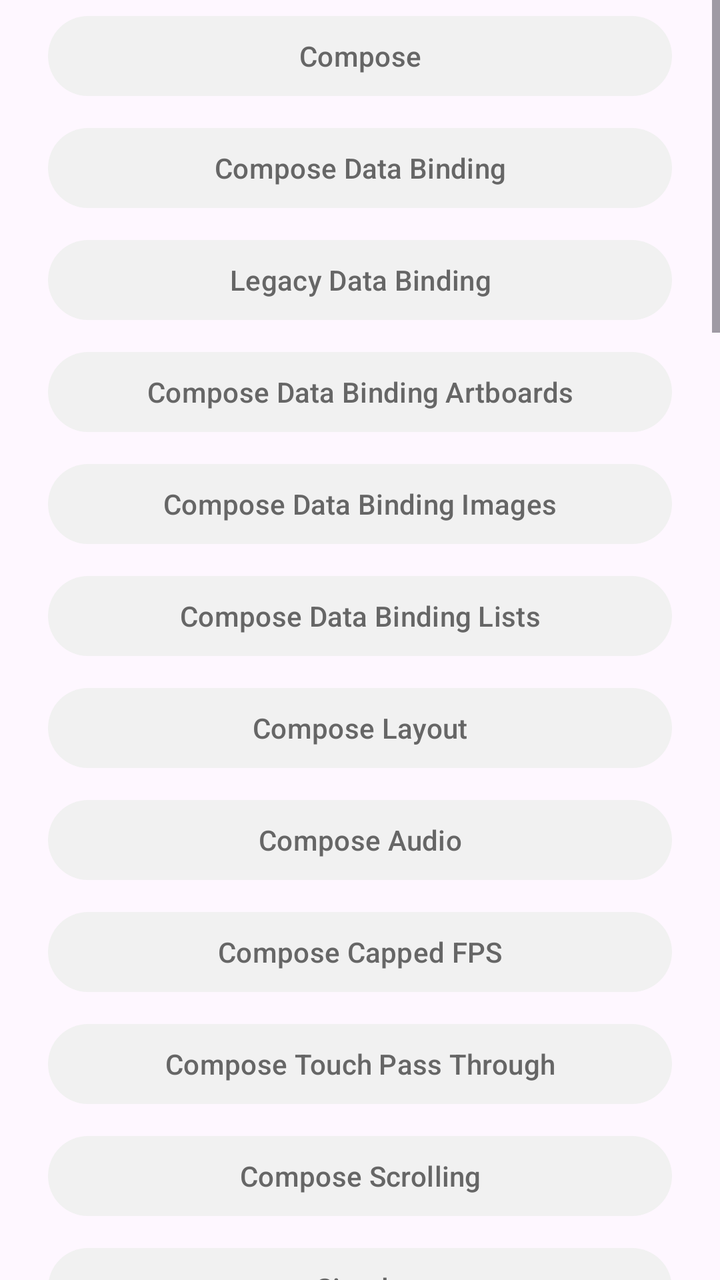
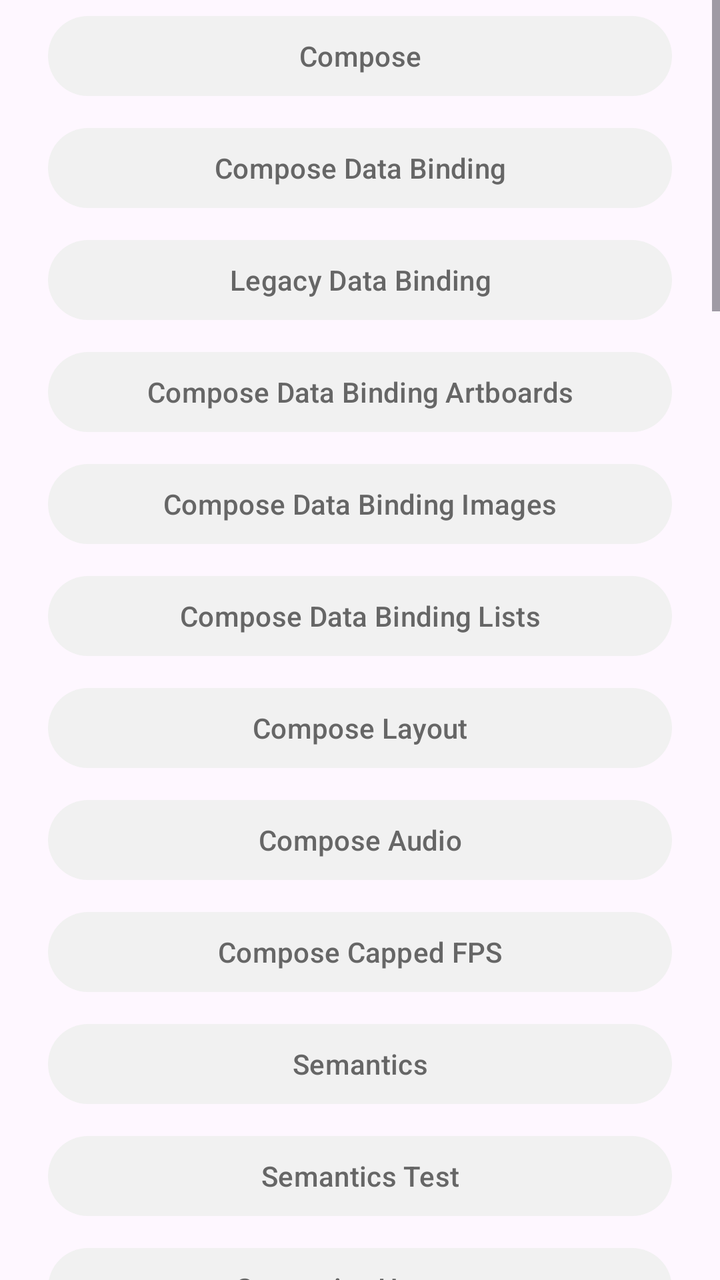

Two renders of the same Android screen: before a commit and after it. Below are the layout's source before the change and the commit's diff.
<!-- AndroidManifest.xml: application theme AppTheme -->
<!-- res/layout/main.xml -->
<?xml version="1.0" encoding="utf-8"?>
<androidx.constraintlayout.widget.ConstraintLayout xmlns:android="http://schemas.android.com/apk/res/android"
    xmlns:tools="http://schemas.android.com/tools"
    android:layout_width="match_parent"
    android:layout_height="match_parent"
    tools:context=".MainActivity">

    <ScrollView
        android:layout_width="match_parent"
        android:layout_height="match_parent">

        <LinearLayout
            android:id="@+id/button_container"
            android:layout_width="fill_parent"
            android:layout_height="wrap_content"
            android:layout_marginHorizontal="24dp"
            android:orientation="vertical">

            <Button
                android:id="@+id/go_compose"
                style="@style/Widget.Material3.Button"
                android:layout_width="match_parent"
                android:layout_height="wrap_content"
                android:layout_marginVertical="4dp"
                android:text="Compose"
                android:textColor="@color/textColorPrimary" />

            <Button
                android:id="@+id/go_compose_data_binding"
                style="@style/Widget.Material3.Button"
                android:layout_width="match_parent"
                android:layout_height="wrap_content"
                android:layout_marginVertical="4dp"
                android:text="Compose Data Binding"
                android:textColor="@color/textColorPrimary" />

            <Button
                android:id="@+id/go_legacy_data_binding"
                style="@style/Widget.Material3.Button"
                android:layout_width="match_parent"
                android:layout_height="wrap_content"
                android:layout_marginVertical="4dp"
                android:text="Legacy Data Binding"
                android:textColor="@color/textColorPrimary" />

            <Button
                android:id="@+id/go_compose_data_binding_artboards"
                style="@style/Widget.Material3.Button"
                android:layout_width="match_parent"
                android:layout_height="wrap_content"
                android:layout_marginVertical="4dp"
                android:text="Compose Data Binding Artboards"
                android:textColor="@color/textColorPrimary" />

            <Button
                android:id="@+id/go_compose_data_binding_images"
                style="@style/Widget.Material3.Button"
                android:layout_width="match_parent"
                android:layout_height="wrap_content"
                android:layout_marginVertical="4dp"
                android:text="Compose Data Binding Images"
                android:textColor="@color/textColorPrimary" />

            <Button
                android:id="@+id/go_compose_data_binding_lists"
                style="@style/Widget.Material3.Button"
                android:layout_width="match_parent"
                android:layout_height="wrap_content"
                android:layout_marginVertical="4dp"
                android:text="Compose Data Binding Lists"
                android:textColor="@color/textColorPrimary" />

            <Button
                android:id="@+id/go_compose_layout"
                style="@style/Widget.Material3.Button"
                android:layout_width="match_parent"
                android:layout_height="wrap_content"
                android:layout_marginVertical="4dp"
                android:text="Compose Layout"
                android:textColor="@color/textColorPrimary" />

            <Button
                android:id="@+id/go_compose_audio"
                style="@style/Widget.Material3.Button"
                android:layout_width="match_parent"
                android:layout_height="wrap_content"
                android:layout_marginVertical="4dp"
                android:text="Compose Audio"
                android:textColor="@color/textColorPrimary" />

            <Button
                android:id="@+id/go_compose_capped_fps"
                style="@style/Widget.Material3.Button"
                android:layout_width="match_parent"
                android:layout_height="wrap_content"
                android:layout_marginVertical="4dp"
                android:text="Compose Capped FPS"
                android:textColor="@color/textColorPrimary" />

            <Button
                android:id="@+id/go_compose_touch_pass_through"
                style="@style/Widget.Material3.Button"
                android:layout_width="match_parent"
                android:layout_height="wrap_content"
                android:layout_marginVertical="4dp"
                android:text="Compose Touch Pass Through"
                android:textColor="@color/textColorPrimary" />

            <Button
                android:id="@+id/go_compose_scrolling"
                style="@style/Widget.Material3.Button"
                android:layout_width="match_parent"
                android:layout_height="wrap_content"
                android:layout_marginVertical="4dp"
                android:text="Compose Scrolling"
                android:textColor="@color/textColorPrimary" />

            <Button
                android:id="@+id/go_simple"
                style="@style/Widget.Material3.Button"
                android:layout_width="fill_parent"
                android:layout_height="wrap_content"
                android:layout_marginVertical="4dp"
                android:text="Simple"
                android:textColor="@color/textColorPrimary" />

            <Button
                android:id="@+id/go_events"
                style="@style/Widget.Material3.Button"
                android:layout_width="fill_parent"
                android:layout_height="wrap_content"
                android:layout_marginVertical="4dp"
                android:text="Events"
                android:textColor="@color/textColorPrimary" />

            <Button
                android:id="@+id/go_interactive_samples"
                style="@style/Widget.Material3.Button"
                android:layout_width="fill_parent"
                android:layout_height="wrap_content"
                android:layout_marginVertical="4dp"
                android:text="Interactive Samples"
                android:textColor="@color/textColorPrimary" />

            <Button
                android:id="@+id/go_multiple_artboards"
                style="@style/Widget.Material3.Button"
                android:layout_width="fill_parent"
                android:layout_height="wrap_content"
                android:layout_marginVertical="4dp"
                android:text="Multiple Artboards"
                android:textColor="@color/textColorPrimary" />

            <Button
                android:id="@+id/go_android_player"
                style="@style/Widget.Material3.Button"
                android:layout_width="fill_parent"
                android:layout_height="wrap_content"
                android:layout_marginVertical="4dp"
                android:text="Android Player"
                android:textColor="@color/textColorPrimary" />

            <Button
                android:id="@+id/go_loop_mode"
                style="@style/Widget.Material3.Button"
                android:layout_width="fill_parent"
                android:layout_height="wrap_content"
                android:layout_marginVertical="4dp"
                android:text="Loop mode"
                android:textColor="@color/textColorPrimary" />

            <Button
                android:id="@+id/go_layout"
                style="@style/Widget.Material3.Button"
                android:layout_width="fill_parent"
                android:layout_height="wrap_content"
                android:layout_marginVertical="4dp"
                android:text="Layout"
                android:textColor="@color/textColorPrimary" />

            <Button
                android:id="@+id/go_fragment"
                style="@style/Widget.Material3.Button"
                android:layout_width="fill_parent"
                android:layout_height="wrap_content"
                android:layout_marginVertical="4dp"
                android:text="Fragment"
                android:textColor="@color/textColorPrimary" />

            <Button
                android:id="@+id/go_low_level"
                style="@style/Widget.Material3.Button"
                android:layout_width="fill_parent"
                android:layout_height="wrap_content"
                android:layout_marginVertical="4dp"
                android:text="Low Level Renderer"
                android:textColor="@color/textColorPrimary" />

            <Button
                android:id="@+id/go_hardware_bitmap_canvas"
                style="@style/Widget.Material3.Button"
                android:layout_width="fill_parent"
                android:layout_height="wrap_content"
                android:layout_marginVertical="4dp"
                android:text="Hardware Bitmap Canvas"
                android:textColor="@color/textColorPrimary" />

            <Button
                android:id="@+id/go_http"
                style="@style/Widget.Material3.Button"
                android:layout_width="fill_parent"
                android:layout_height="wrap_content"
                android:layout_marginVertical="4dp"
                android:text="HTTP"
                android:textColor="@color/textColorPrimary" />

            <Button
                android:id="@+id/go_simple_state_machine"
                style="@style/Widget.Material3.Button"
                android:layout_width="fill_parent"
                android:layout_height="wrap_content"
                android:layout_marginVertical="4dp"
                android:text="State Machine"
                android:textColor="@color/textColorPrimary" />

            <Button
                android:id="@+id/go_nested_input"
                style="@style/Widget.Material3.Button"
                android:layout_width="fill_parent"
                android:layout_height="wrap_content"
                android:layout_marginVertical="4dp"
                android:text="Nested Inputs"
                android:textColor="@color/textColorPrimary" />

            <Button
                android:id="@+id/go_nested_text_run"
                style="@style/Widget.Material3.Button"
                android:layout_width="fill_parent"
                android:layout_height="wrap_content"
                android:layout_marginVertical="4dp"
                android:text="Nested Text Runs"
                android:textColor="@color/textColorPrimary" />

            <Button
                android:id="@+id/go_button"
                style="@style/Widget.Material3.Button"
                android:layout_width="fill_parent"
                android:layout_height="wrap_content"
                android:layout_marginVertical="4dp"
                android:text="Button Presses"
                android:textColor="@color/textColorPrimary" />

            <Button
                android:id="@+id/go_blend"
                style="@style/Widget.Material3.Button"
                android:layout_width="fill_parent"
                android:layout_height="wrap_content"
                android:layout_marginVertical="4dp"
                android:text="Blend Modes"
                android:textColor="@color/textColorPrimary" />

            <Button
                android:id="@+id/go_metrics"
                style="@style/Widget.Material3.Button"
                android:layout_width="fill_parent"
                android:layout_height="wrap_content"
                android:layout_marginVertical="4dp"
                android:text="Metrics"
                android:textColor="@color/textColorPrimary" />

            <Button
                android:id="@+id/go_assets"
                style="@style/Widget.Material3.Button"
                android:layout_width="fill_parent"
                android:layout_height="wrap_content"
                android:layout_marginVertical="4dp"
                android:text="Assets"
                android:textColor="@color/textColorPrimary" />

            <Button
                android:id="@+id/go_recycler"
                style="@style/Widget.Material3.Button"
                android:layout_width="match_parent"
                android:layout_height="wrap_content"
                android:layout_marginVertical="4dp"
                android:text="Recycler"
                android:textColor="@color/textColorPrimary" />

            <Button
                android:id="@+id/go_viewpager"
                style="@style/Widget.Material3.Button"
                android:layout_width="fill_parent"
                android:layout_height="wrap_content"
                android:layout_marginVertical="4dp"
                android:text="ViewPager"
                android:textColor="@color/textColorPrimary" />

            <Button
                android:id="@+id/go_meshes"
                style="@style/Widget.Material3.Button"
                android:layout_width="match_parent"
                android:layout_height="wrap_content"
                android:layout_marginVertical="4dp"
                android:text="Meshes"
                android:textColor="@color/textColorPrimary" />

            <Button
                android:id="@+id/go_viewstub"
                style="@style/Widget.Material3.Button"
                android:layout_width="fill_parent"
                android:layout_height="wrap_content"
                android:layout_marginVertical="4dp"
                android:text="ViewStub"
                android:textColor="@color/textColorPrimary" />

            <Button
                android:id="@+id/go_compose_legacy"
                style="@style/Widget.Material3.Button"
                android:layout_width="fill_parent"
                android:layout_height="wrap_content"
                android:layout_marginVertical="4dp"
                android:text="Compose (Legacy)"
                android:textColor="@color/textColorPrimary" />

            <Button
                android:id="@+id/go_frame"
                style="@style/Widget.Material3.Button"
                android:layout_width="fill_parent"
                android:layout_height="wrap_content"
                android:layout_marginVertical="4dp"
                android:text="Frame"
                android:textColor="@color/textColorPrimary" />

            <Button
                android:id="@+id/go_dynamic_text"
                style="@style/Widget.Material3.Button"
                android:layout_width="fill_parent"
                android:layout_height="wrap_content"
                android:layout_marginVertical="4dp"
                android:text="Dynamic Text"
                android:textColor="@color/textColorPrimary" />

            <Button
                android:id="@+id/go_assets_loader"
                style="@style/Widget.Material3.Button"
                android:layout_width="fill_parent"
                android:layout_height="wrap_content"
                android:layout_marginVertical="4dp"
                android:text="Asset Loader"
                android:textColor="@color/textColorPrimary" />

            <Button
                android:id="@+id/go_stress_test"
                style="@style/Widget.Material3.Button"
                android:layout_width="fill_parent"
                android:layout_height="wrap_content"
                android:layout_marginVertical="4dp"
                android:text="Stress Test"
                android:textColor="@color/textColorPrimary" />

            <Button
                android:id="@+id/go_rive_font_load_simple"
                style="@style/Widget.Material3.Button"
                android:layout_width="fill_parent"
                android:layout_height="wrap_content"
                android:layout_marginVertical="4dp"
                android:text="Rive Font Load"
                android:textColor="@color/textColorPrimary" />

            <Button
                android:id="@+id/go_audio_simple"
                style="@style/Widget.Material3.Button"
                android:layout_width="fill_parent"
                android:layout_height="wrap_content"
                android:layout_marginVertical="4dp"
                android:text="Audio Assets"
                android:textColor="@color/textColorPrimary" />

            <Button
                android:id="@+id/go_audio_external"
                style="@style/Widget.Material3.Button"
                android:layout_width="fill_parent"
                android:layout_height="wrap_content"
                android:layout_marginVertical="4dp"
                android:text="External Audio Assets"
                android:textColor="@color/textColorPrimary" />

            <Button
                android:id="@+id/go_font_fallback"
                style="@style/Widget.Material3.Button"
                android:layout_width="fill_parent"
                android:layout_height="wrap_content"
                android:layout_marginVertical="4dp"
                android:text="Font Fallback"
                android:textColor="@color/textColorPrimary" />

            <Button
                android:id="@+id/go_touch_passthrough"
                style="@style/Widget.Material3.Button"
                android:layout_width="fill_parent"
                android:layout_height="wrap_content"
                android:layout_marginVertical="4dp"
                android:text="Touch Passthrough"
                android:textColor="@color/textColorPrimary" />

            <Button
                android:id="@+id/go_image_binding"
                style="@style/Widget.Material3.Button"
                android:layout_width="match_parent"
                android:layout_height="wrap_content"
                android:layout_marginVertical="4dp"
                android:text="Image Binding"
                android:textColor="@color/textColorPrimary" />

        </LinearLayout>

    </ScrollView>
</androidx.constraintlayout.widget.ConstraintLayout>
<!-- resources referenced by this layout -->
<resources>
  <color name="textColorPrimary">#666666</color>
  <style name="AppTheme" parent="Theme.Material3.Light">
          <item name="colorPrimary">@color/colorPrimary</item>
          <item name="colorPrimaryDark">@color/colorPrimaryDark</item>
          <item name="colorAccent">@color/colorAccent</item>
          <item name="android:textColorPrimary">@color/textColorPrimary</item>
          <item name="android:navigationBarColor">@color/colorPrimaryDark</item>
      </style>
  <color name="colorPrimary">#F1F1F1</color>
  <color name="colorPrimaryDark">#323232</color>
  <color name="colorAccent">#57A5E0</color>
</resources>

<!-- the commit's change to res/layout/main.xml (unified diff, before → after) -->
@@ -98,6 +98,33 @@
                 android:textColor="@color/textColorPrimary" />
 
             <Button
+                android:id="@+id/go_semantics"
+                style="@style/Widget.Material3.Button"
+                android:layout_width="match_parent"
+                android:layout_height="wrap_content"
+                android:layout_marginVertical="4dp"
+                android:text="Semantics"
+                android:textColor="@color/textColorPrimary" />
+
+            <Button
+                android:id="@+id/go_semantics_test"
+                style="@style/Widget.Material3.Button"
+                android:layout_width="match_parent"
+                android:layout_height="wrap_content"
+                android:layout_marginVertical="4dp"
+                android:text="Semantics Test"
+                android:textColor="@color/textColorPrimary" />
+
+            <Button
+                android:id="@+id/go_semantics_harness"
+                style="@style/Widget.Material3.Button"
+                android:layout_width="match_parent"
+                android:layout_height="wrap_content"
+                android:layout_marginVertical="4dp"
+                android:text="Semantics Harness"
+                android:textColor="@color/textColorPrimary" />
+
+            <Button
                 android:id="@+id/go_compose_touch_pass_through"
                 style="@style/Widget.Material3.Button"
                 android:layout_width="match_parent"
